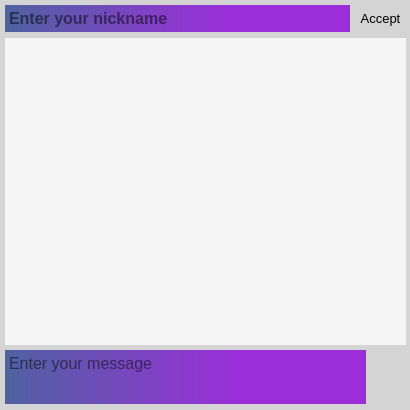
First picture: the form in design.ui, repository SadScream/pyqt-messenger, before the edit.
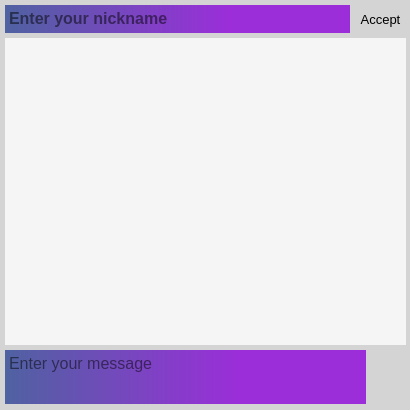
Second picture: the form after the edit. Icons and pictures are not drawn.

What changed in the file:
```diff
--- a/design.ui
+++ b/design.ui
@@ -39,7 +39,7 @@
       <x>5</x>
       <y>5</y>
       <width>345</width>
-      <height>27</height>
+      <height>28</height>
      </rect>
     </property>
     <property name="contextMenuPolicy">
@@ -54,6 +54,9 @@
     <property name="inputMethodHints">
      <set>Qt::ImhLatinOnly</set>
     </property>
+    <property name="lineWidth">
+     <number>0</number>
+    </property>
     <property name="verticalScrollBarPolicy">
      <enum>Qt::ScrollBarAlwaysOff</enum>
     </property>
@@ -76,7 +79,7 @@
       <x>355</x>
       <y>5</y>
       <width>51</width>
-      <height>27</height>
+      <height>28</height>
      </rect>
     </property>
     <property name="styleSheet">
```
Left out of the diff: 9 changed lines with no effect on the pictures.
